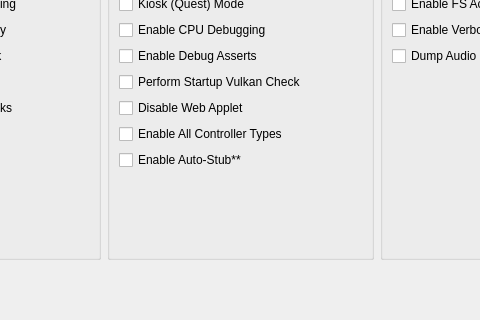
This is src/citron/configuration/configure_debug.ui in pflyly/citron-mirror as Qt 5 draws it before an edit; both pictures show x 175 to 655 and y 237 to 557 of the 831 by 760 pixel window. The edited form follows.
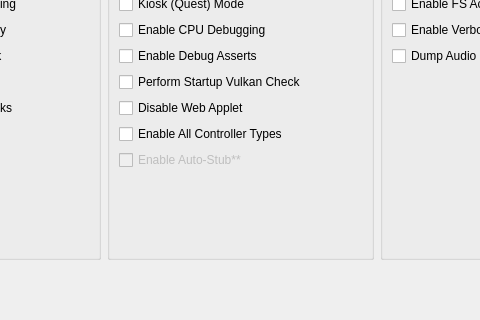
This is the edited form.

Commit message:
ui: Disable the Auto-Stub configuration option
This commit disables the "Enable Auto-Stub" checkbox in the debug configuration
UI by setting it to non-interactive and adding a tooltip indicating that the
feature has been disabled.

```diff
--- a/src/citron/configuration/configure_debug.ui
+++ b/src/citron/configuration/configure_debug.ui
@@ -423,6 +423,12 @@
          </item>
          <item row="6" column="0">
           <widget class="QCheckBox" name="use_auto_stub">
+           <property name="enabled">
+            <bool>false</bool>
+           </property>
+           <property name="toolTip">
+            <string>This feature has been disabled.</string>
+           </property>
            <property name="text">
             <string>Enable Auto-Stub**</string>
            </property>
```
